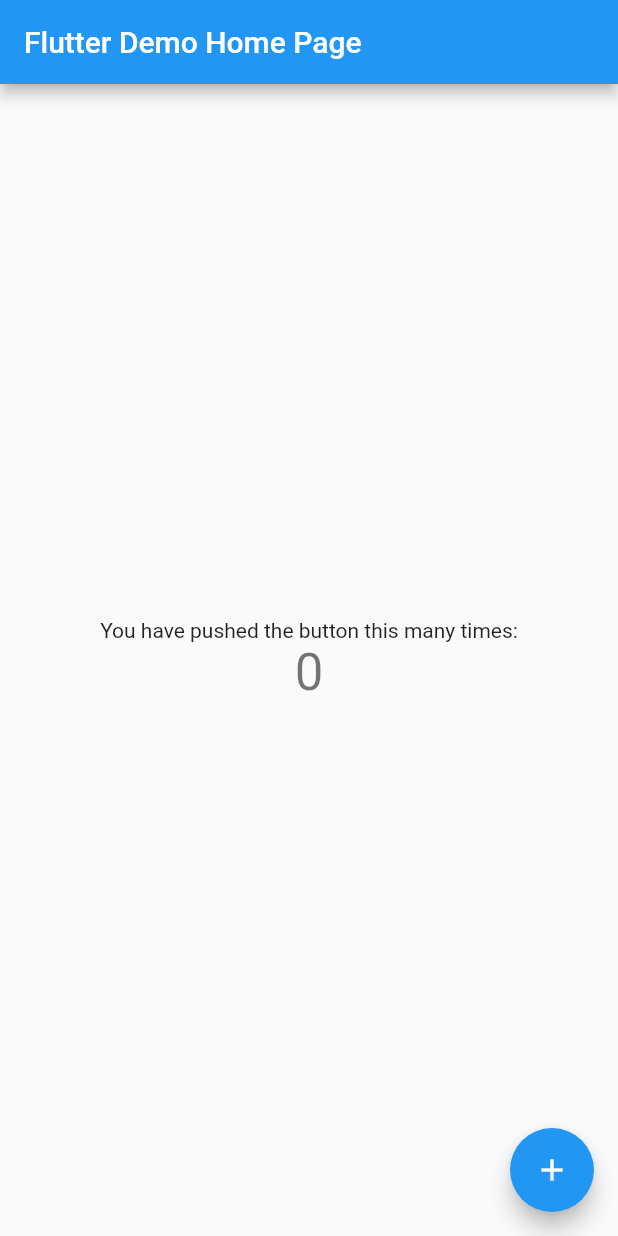
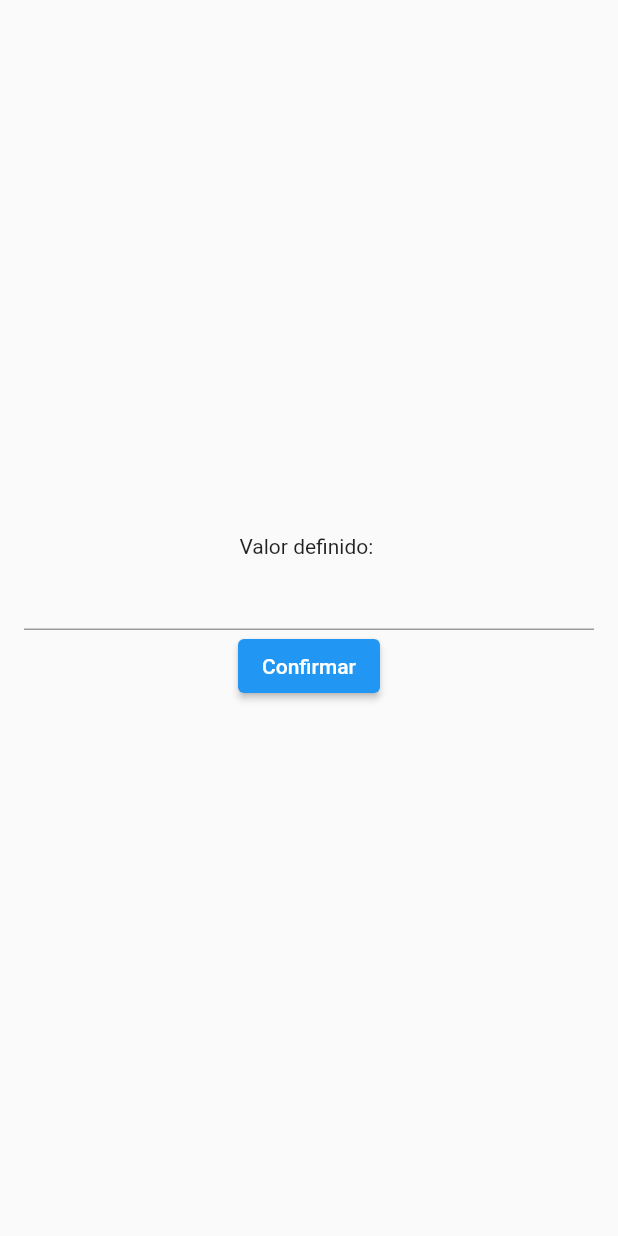
Before and after one commit to Joallisson/flutter-getx-intro, a Flutter app: the screen it shows after launch, on a phone screen of 412 x 824 dp. Run offline on Flutter 3.47's test engine with Material 2 defaults, Android fonts, the phone set to English and light mode, and no system bars.

Commit message:
58. Entendo a necessidade da gerência de estado

```diff
--- a/lib/main.dart
+++ b/lib/main.dart
@@ -15,60 +15,56 @@ class MyApp extends StatelessWidget {
       theme: ThemeData(
         primarySwatch: Colors.blue,
       ),
-      home: const MyHomePage(title: 'Flutter Demo Home Page'),
+      home: const MyHomePage(),
     );
   }
 }
 
 class MyHomePage extends StatefulWidget {
-  const MyHomePage({super.key, required this.title});
-
-  final String title;
+  const MyHomePage({super.key});
 
   @override
   State<MyHomePage> createState() => _MyHomePageState();
 }
 
 class _MyHomePageState extends State<MyHomePage> {
-  int _counter = 0;
+  final textController = TextEditingController();
 
-  void _incrementCounter() {
-    setState(() {
-      // This call to setState tells the Flutter framework that something has
-      // changed in this State, which causes it to rerun the build method below
-      // so that the display can reflect the updated values. If we changed
-      // _counter without calling setState(), then the build method would not be
-      // called again, and so nothing would appear to happen.
-      _counter++;
-    });
-  }
+  String defineValue = '';
 
   @override
   Widget build(BuildContext context) {
 
     return Scaffold(
-      appBar: AppBar(
-        title: Text(widget.title),
-      ),
-      body: Center(
-
+      body: Padding(
+        padding: const EdgeInsets.all(16),
         child: Column(
           mainAxisAlignment: MainAxisAlignment.center,
-          children: <Widget>[
-            const Text(
-              'You have pushed the button this many times:',
+          children: [
+
+            //VALOR
+            Text('Valor definido: $defineValue'),
+
+            //CAMPO
+            TextField(
+              controller: textController,
             ),
-            Text(
-              '$_counter',
-              style: Theme.of(context).textTheme.headlineMedium,
+
+            //BOTÃO
+            ElevatedButton(
+              onPressed: (){
+                String value = textController.text;
+
+                setState(() {
+                  defineValue = value;
+                });
+
+              },
+              child: const Text("Confirmar"),
             ),
+
           ],
         ),
-      ),
-      floatingActionButton: FloatingActionButton(
-        onPressed: _incrementCounter,
-        tooltip: 'Increment',
-        child: const Icon(Icons.add),
       ),
     );
   }
```
